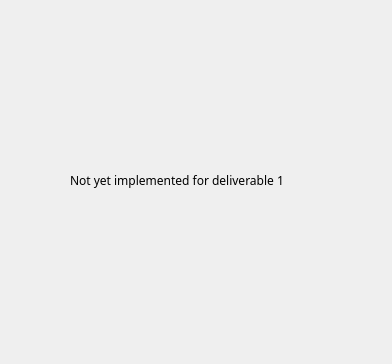
Above: cuACS/postloginclient.ui from cameronhawtin/Animal-Farm-cuACS before the change. Below: the same form after it.
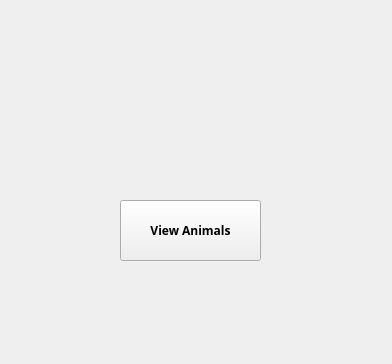
That is the form after the change.

Commit message: clients can now view animals

Patch:
```diff
--- a/cuACS/postloginclient.ui
+++ b/cuACS/postloginclient.ui
@@ -18,17 +18,28 @@
   <property name="windowTitle">
    <string>Dialog</string>
   </property>
-  <widget class="QLabel" name="label">
+  <widget class="QPushButton" name="ViewAnimalsButton">
    <property name="geometry">
     <rect>
-     <x>70</x>
-     <y>100</y>
-     <width>251</width>
-     <height>161</height>
+     <x>120</x>
+     <y>200</y>
+     <width>141</width>
+     <height>61</height>
     </rect>
    </property>
+   <property name="font">
+    <font>
+     <family>Egyptienne F</family>
+     <weight>75</weight>
+     <italic>false</italic>
+     <bold>true</bold>
+    </font>
+   </property>
    <property name="text">
-    <string>Not yet implemented for deliverable 1</string>
+    <string>View Animals</string>
+   </property>
+   <property name="autoDefault">
+    <bool>false</bool>
    </property>
   </widget>
  </widget>
```
The commit also changes 2 other files.
